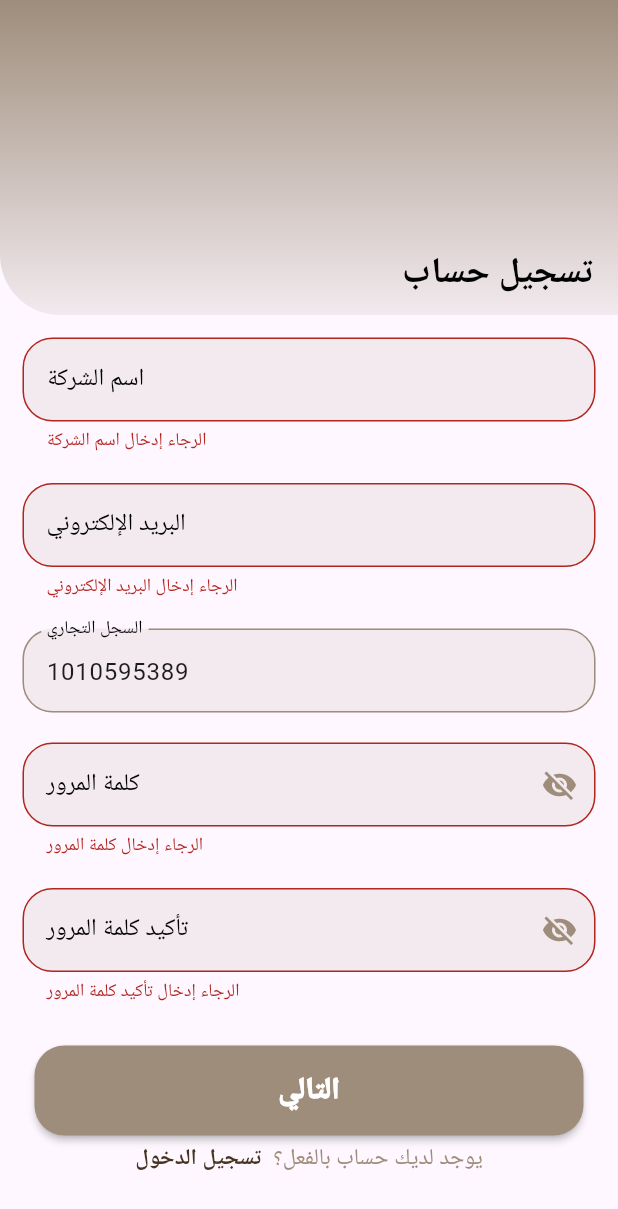
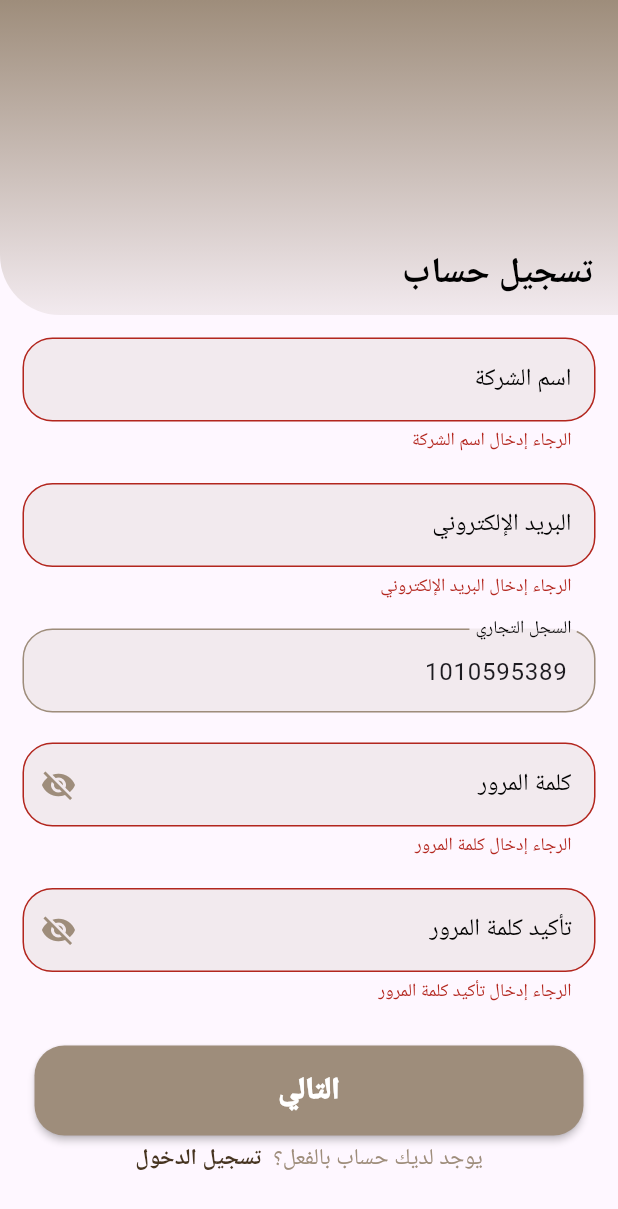
Before and after one commit to flutterCampTeam3/bunya-app, a Flutter app: the SignUpPage screen opened directly, after a tap on "التالي", on a phone screen of 412 x 824 dp. Shown: the top 1209 px of the screen. Run offline on Flutter 3.47's test engine with Material 3 defaults, Android fonts, the phone set to English and light mode, and no system bars; our stand-ins replace bloc, flutter_bloc, flutter_dotenv, flutter_otp_text_field, flutter_svg, get_it and 7 more; missing offline and left inert: timer_button; accounts and stored records are empty; Roboto replaces fonts that are missing (Vazirmatn); project files that could hold a hidden picture were left out.

Commit message:
fix and permission image

```diff
--- a/lib/pages/Office pages/office auth pages/sign up page/signup_page.dart
+++ b/lib/pages/Office pages/office auth pages/sign up page/signup_page.dart
@@ -62,7 +62,9 @@ class _SignUpPageState extends State<SignUpPage> {
       child: Builder(builder: (context) {
         final bloc = context.read<SignUpBloc>();
         crController.text = '1010595389';
-        return Scaffold(
+        return Directionality(
+          textDirection: TextDirection.rtl,
+          child: Scaffold(
             appBar: PreferredSize(
               preferredSize: Size(MediaQuery.of(context).size.width, 210),
               child: const PageHeader(
@@ -81,7 +83,6 @@ class _SignUpPageState extends State<SignUpPage> {
                     cr: crController.text,
                     email: emailController.text,
                     pass: passController.text,
-
                   ));
                 }
                 if (state is ErrorSignUpState) {
@@ -169,7 +170,8 @@ class _SignUpPageState extends State<SignUpPage> {
                                           name: nameController.text,
                                           cr: crController.text,
                                           // id: idController.text,
-                                        confirmPass: confirmPassController.text,
+                                          confirmPass:
+                                              confirmPassController.text,
                                         ));
                                       }
                                     },
@@ -221,6 +223,7 @@ class _SignUpPageState extends State<SignUpPage> {
                   ),
                 );
               },
+            ),
           ),
         );
       }),
--- a/lib/pages/costumer pages/costumer auth pages/sign up page/widgets/customer_image_piker_widget.dart
+++ b/lib/pages/costumer pages/costumer auth pages/sign up page/widgets/customer_image_piker_widget.dart
@@ -32,6 +32,7 @@ class CustomerImagePickerWidget extends StatelessWidget {
                 height: 130,
                 width: MediaQuery.of(context).size.width,
                 decoration: BoxDecoration(
+                  borderRadius: const BorderRadius.all(Radius.circular(10)),
                   color: const Color.fromARGB(
                       255, 224, 220, 220), // لون خلفية الحاوية
                   border: Border.all(
@@ -44,7 +45,7 @@ class CustomerImagePickerWidget extends StatelessWidget {
             Positioned(
               top: 30,
               left: MediaQuery.of(context).size.width / 2 - 37,
-              child: Container(
+              child: SizedBox(
                 height: 74,
                 width: 74,
                 child: BlocBuilder<SignUpBlocCustomer, SignUpCustomerState>(
```
Also changed, not shown: lib/data/model/splash_model.dart (added, +12 -0 lines), lib/pages/costumer pages/costumer auth pages/sign up page/signup_page.dart (+6 -3 lines), lib/pages/intro pages/customer/onboarding_screen.dart (+1 -13 lines), 1 other file. Lines whose indentation alone changed are shown as unchanged.
